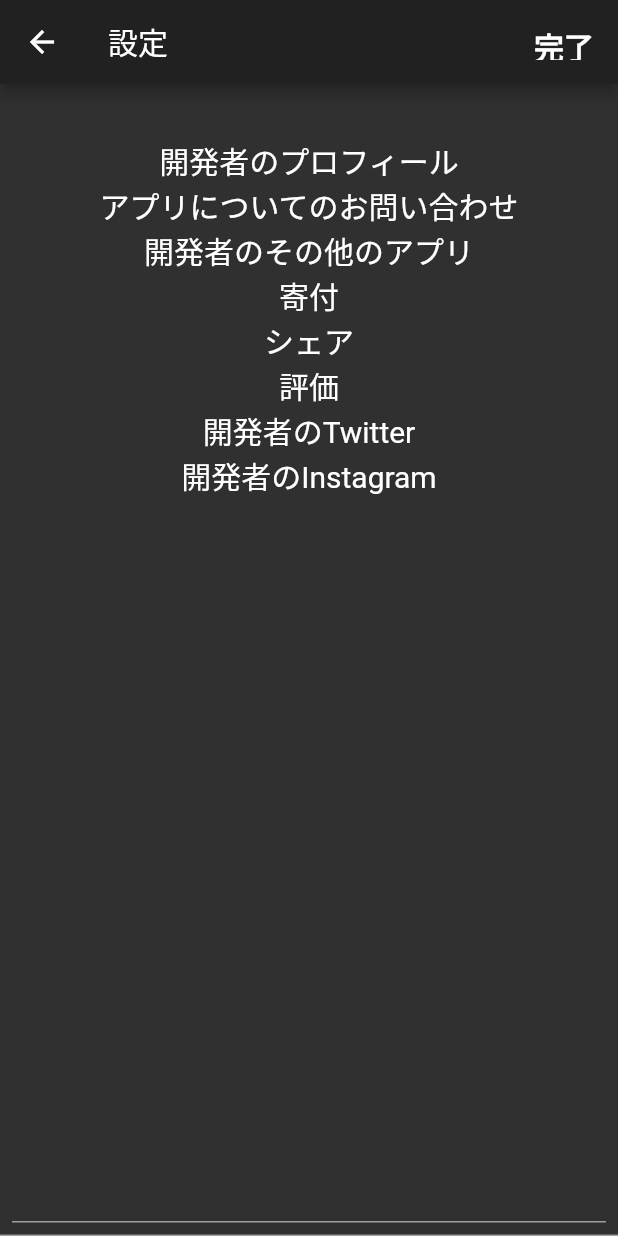
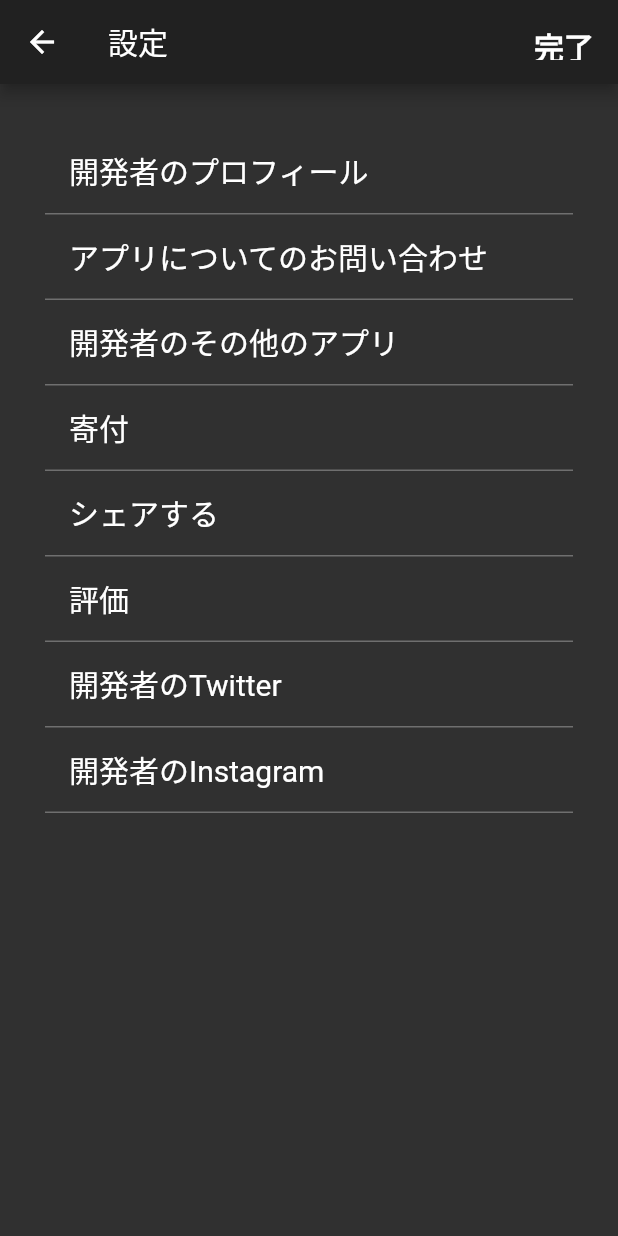
Before and after one commit to hiromu73/watch_app, a Flutter app: the SettingPage screen opened directly, on a phone screen of 412 x 824 dp. Run offline on Flutter 3.47's test engine with Material 2 defaults, Android fonts, the phone set to English and light mode, and no system bars.

Commit message:
setting遷移先の作成

```diff
--- a/lib/route/settingpage.dart
+++ b/lib/route/settingpage.dart
@@ -45,65 +45,108 @@ class _SettingPageState extends State<SettingPage> {
           ),
         ],
       ),
-
-      body: Container(
-        padding: EdgeInsets.all(8.0),
-        decoration: BoxDecoration(
-          border: Border(
-            bottom: BorderSide(width: 1.0, color: Colors.grey)
-          ),
-        ),
-        child: Container(
-          padding: EdgeInsets.all(8.0),
-          decoration: BoxDecoration(
-            border: Border(
-                bottom: BorderSide(width: 1.0, color: Colors.grey)
-            ),
-          ),
-          child: Column(
-            children: <Widget>[
-            Container(
-              margin: EdgeInsets.all(10.0),
-              ),
-              Text("開発者のプロフィール",
-                style: TextStyle(color: Colors.white,
-                fontSize: 20.0),
-                ),
-              Text("アプリについてのお問い合わせ",
-                style: TextStyle(color: Colors.white,
-                    fontSize: 20.0),
-              ),
-              Text("開発者のその他のアプリ",
-                style: TextStyle(color: Colors.white,
-                    fontSize: 20.0),
-              ),
-              Text("寄付",
-                style: TextStyle(color: Colors.white,
-                    fontSize: 20.0),
-              ),
-              Text("シェア",
-                style: TextStyle(color: Colors.white,
-                    fontSize: 20.0),
-              ),
-              Text("評価",
-                style: TextStyle(color: Colors.white,
-                    fontSize: 20.0),
-              ),
-              Text("開発者のTwitter",
-                style: TextStyle(color: Colors.white,
-                    fontSize: 20.0),
-              ),
-              Text("開発者のInstagram",
-                style: TextStyle(color: Colors.white,
-                    fontSize: 20.0),
-              ),
-            ],
-          ),
-        )
+      body: ListView(
+        scrollDirection: Axis.vertical,
+        padding: EdgeInsets.all(30.0),
+        shrinkWrap: true,
+        children: listTiles
       )
     );
   }
+  ///各設定繊維を作っていくonTap
+   List<Widget> listTiles =  <Widget>[
+     Container(
+       decoration: new BoxDecoration(
+         border: new Border(
+           bottom: new BorderSide(color: Colors.white.withOpacity(0.3))
+         ),
+       ),
+       child: ListTile(title: Text('開発者のプロフィール',textAlign: TextAlign.left,
+         style: TextStyle(fontSize: 20.0),
+       ),
+     )
+    ),
+     Container(
+         decoration: new BoxDecoration(
+           border: new Border(
+               bottom: new BorderSide(color: Colors.white.withOpacity(0.3))
+           ),
+         ),
+         child: ListTile(title: Text('アプリについてのお問い合わせ',textAlign: TextAlign.left,
+           style: TextStyle(fontSize: 20.0),
+         ),
+         )
+     ),
+     Container(
+         decoration: new BoxDecoration(
+           border: new Border(
+               bottom: new BorderSide(color: Colors.white.withOpacity(0.3))
+           ),
+         ),
+         child: ListTile(title: Text('開発者のその他のアプリ',textAlign: TextAlign.left,
+           style: TextStyle(fontSize: 20.0),
+         ),
+         )
+     ),
+     Container(
+         decoration: new BoxDecoration(
+           border: new Border(
+               bottom: new BorderSide(color: Colors.white.withOpacity(0.3))
+           ),
+         ),
+         child: ListTile(title: Text('寄付',textAlign: TextAlign.left,
+           style: TextStyle(fontSize: 20.0),
+         ),
+         )
+     ),
+     Container(
+         decoration: new BoxDecoration(
+           border: new Border(
+               bottom: new BorderSide(color: Colors.white.withOpacity(0.3))
+           ),
+         ),
+         child: ListTile(title: Text('シェアする',textAlign: TextAlign.left,
+           style: TextStyle(fontSize: 20.0),
+         ),
+         )
+     ),
+     Container(
+         decoration: new BoxDecoration(
+           border: new Border(
+               bottom: new BorderSide(color: Colors.white.withOpacity(0.3))
+           ),
+         ),
+         child: ListTile(title: Text('評価',textAlign: TextAlign.left,
+           style: TextStyle(fontSize: 20.0),
+         ),
+         )
+     ),
+     Container(
+         decoration: new BoxDecoration(
+           border: new Border(
+               bottom: new BorderSide(color: Colors.white.withOpacity(0.3))
+           ),
+         ),
+         child: ListTile(title: Text('開発者のTwitter',textAlign: TextAlign.left,
+           style: TextStyle(fontSize: 20.0),
+         ),
+         )
+     ),
+     Container(
+         decoration: new BoxDecoration(
+           border: new Border(
+               bottom: new BorderSide(color: Colors.white.withOpacity(0.3))
+           ),
+         ),
+         child: ListTile(title: Text('開発者のInstagram',textAlign: TextAlign.left,
+           style: TextStyle(fontSize: 20.0),
+         ),
+         )
+     ),
+  ];
 }
+
+
     //
     // Widget _settinglist(String title) {
     //   return GestureDetector(
```
